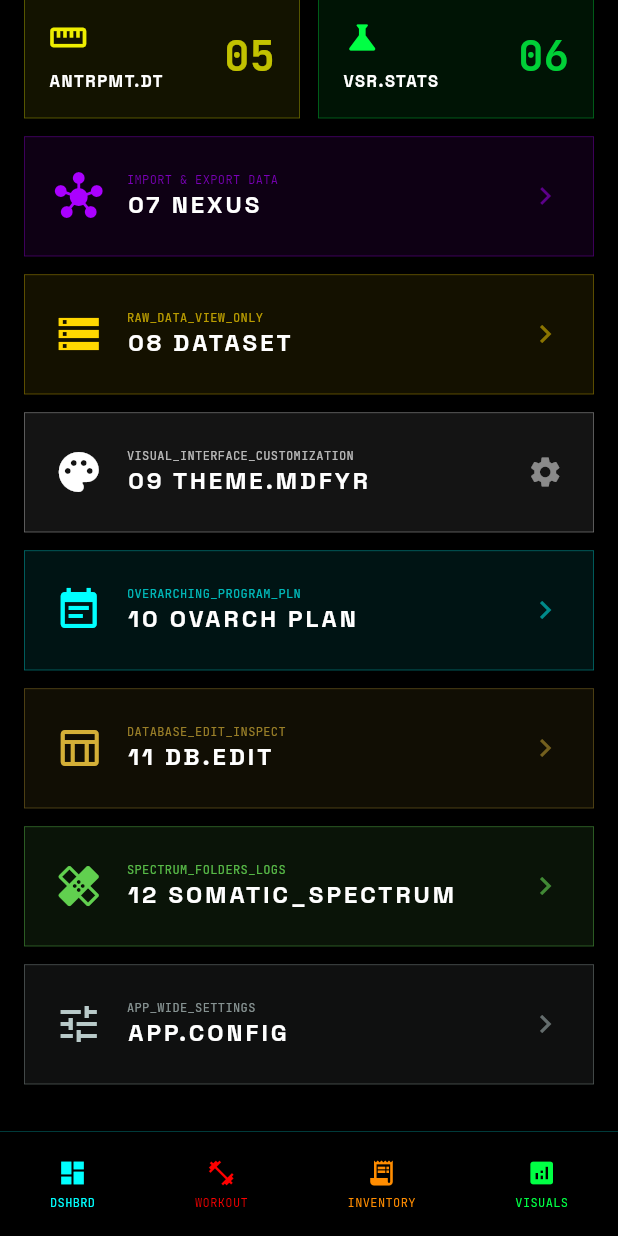
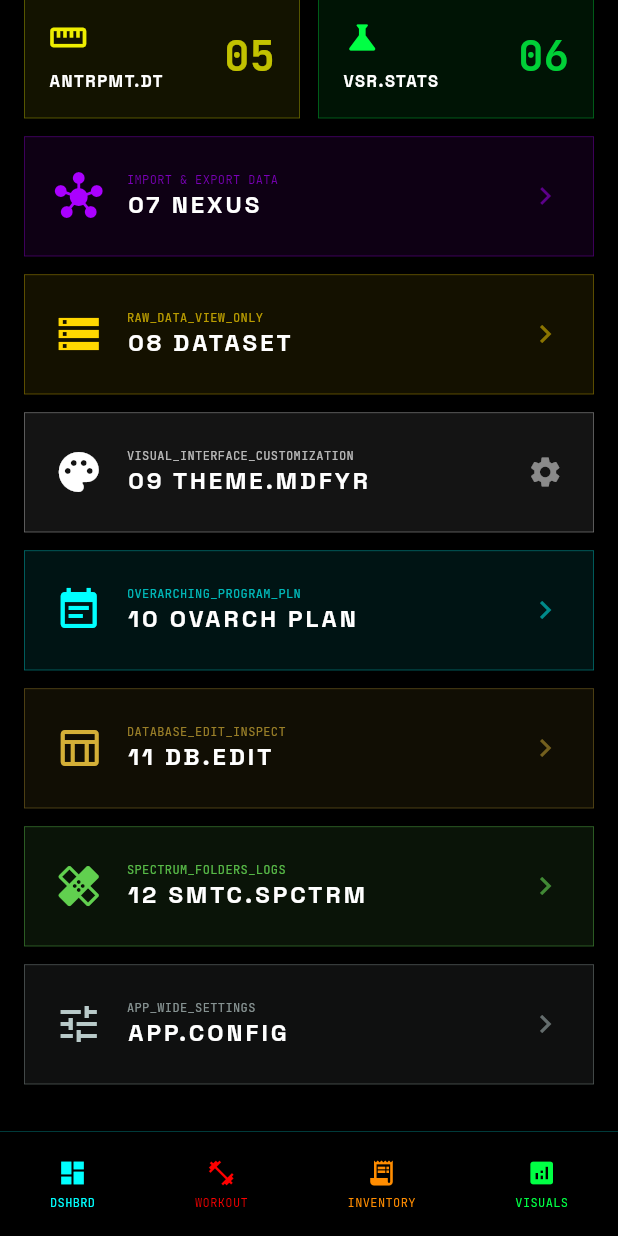
Before and after one commit to XcpBoy/GYMR, a Flutter app: the screen it shows after launch, scrolled down 212 dp, on a phone screen of 412 x 824 dp. Run offline on Flutter 3.47's test engine with Material 3 defaults, Android fonts, the phone set to English and light mode, and no system bars; our stand-ins replace drift, file_picker, fl_chart, flutter_riverpod, google_fonts, pdf and 2 more; missing offline and left inert: excel, sqlite3; accounts and stored records are empty; generated files the repository leaves out were written again.

Commit message:
Rename SOMATIC_SPECTRUM display to SMTC.SPCTRM in English mode
Adds an enTranslations override map (mirrors esTranslations) so tr()
can swap the English-mode display text without touching the DB
color-customization key, which stays "SOMATIC_SPECTRUM" everywhere.

Co-Authored-By: Claude Sonnet 5 <noreply@anthropic.com>

```diff
--- a/lib/localization/strings.dart
+++ b/lib/localization/strings.dart
@@ -36,8 +36,8 @@ Future<void> setLanguage(AppDatabase db, String lang) async {
 /// PURGE_SET, etc.) NO pasan por aquí a propósito - esos los renombra el
 /// usuario directamente, no son "texto en inglés" a traducir.
 String tr(String lang, String en) {
-  if (lang != 'es') return en;
-  return esTranslations[en] ?? en;
+  if (lang == 'es') return esTranslations[en] ?? en;
+  return enTranslations[en] ?? en;
 }
 
 /// Fecha completa localizada: "MONDAY, JUL 27, 2026" (en) /
@@ -497,3 +497,12 @@ final Map<String, String> esTranslations = {
   'NAME': 'NOMBRE',
   'COLOR HEX': 'COLOR HEX',
 };
+
+/// Mapa de overrides para el modo inglés: solo se usa cuando el
+/// identificador estilizado mostrado en pantalla debe cambiar SIN tocar
+/// el string usado como key de personalización de color en DB (que sigue
+/// siendo el string original, p. ej. "SOMATIC_SPECTRUM"). Si un string no
+/// está acá, `tr()` lo devuelve tal cual.
+final Map<String, String> enTranslations = {
+  'SOMATIC_SPECTRUM': 'SMTC.SPCTRM',
+};
```
